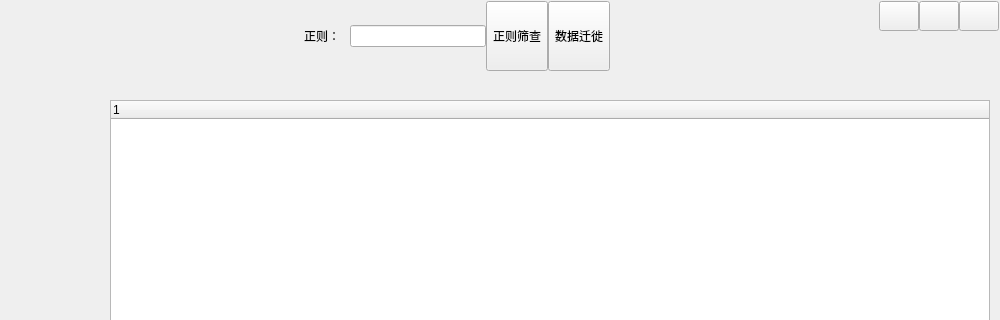
Before: the Qt Designer form demo/uidemo2.ui in jieche/QT_GUI, drawn with Qt 5; both pictures show x 0 to 1000 and y 0 to 320 of the 1000 by 800 pixel window.
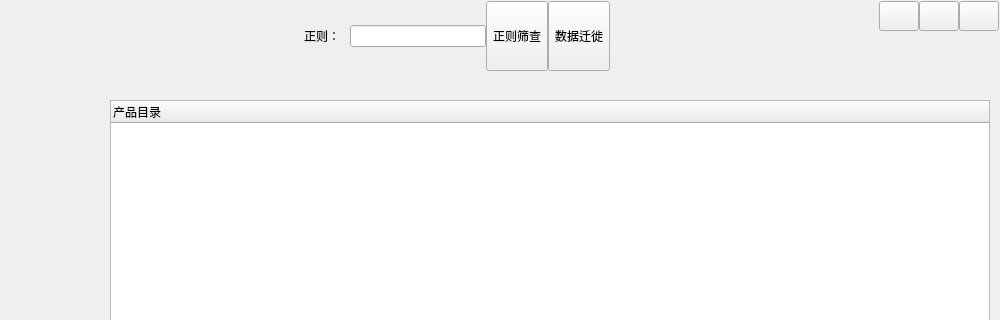
After: the same form once the commit is applied. Icons and pictures are not drawn.

Patch:
```diff
--- a/demo/uidemo2.ui
+++ b/demo/uidemo2.ui
@@ -107,7 +107,7 @@
        <widget class="QTreeWidget" name="treeWidget">
         <column>
          <property name="text">
-          <string notr="true">1</string>
+          <string notr="true">产品目录</string>
          </property>
         </column>
        </widget>
```
Left out of the diff: 2 changed lines with no effect on the pictures.
